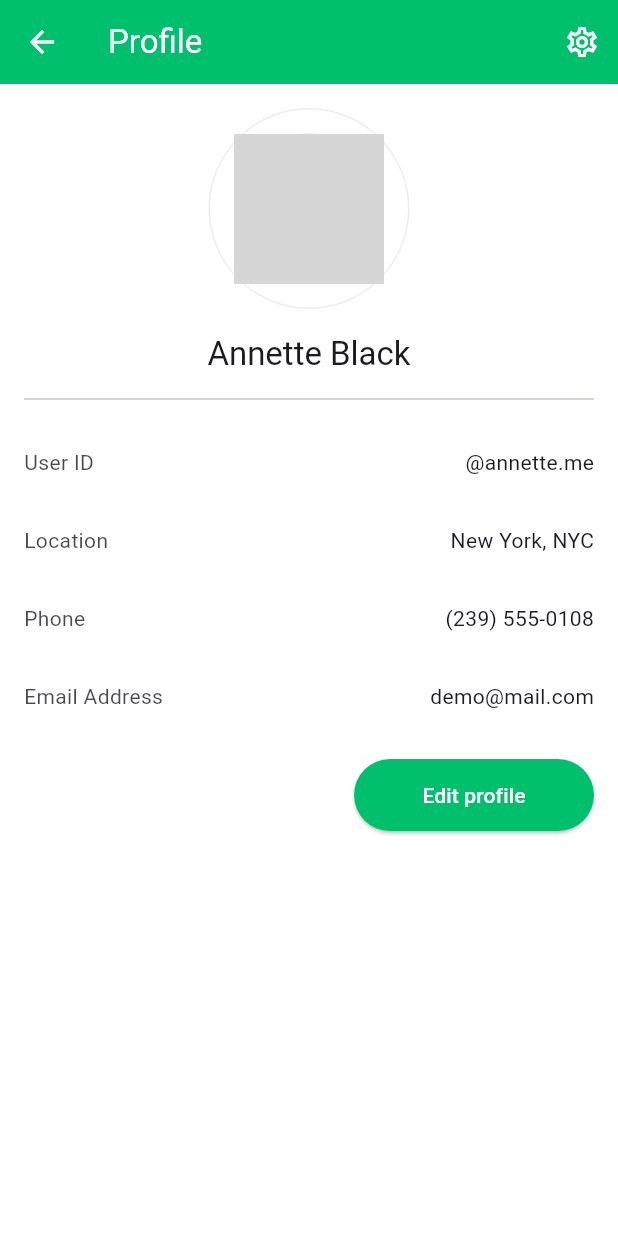
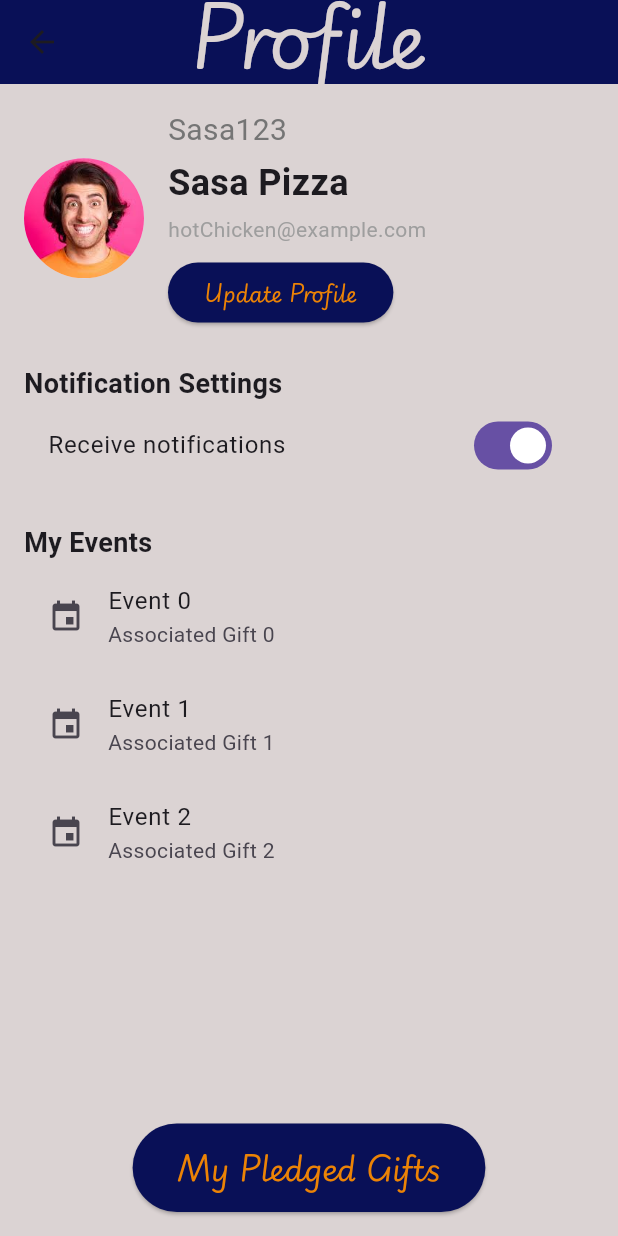
Before and after one commit to Sasa-Indeed/MobileDev_Project-Assessment, a Flutter app: the ProfileScreen screen opened by its route, on a phone screen of 412 x 824 dp. Run offline on Flutter 3.47's test engine with Material 3 defaults, Android fonts, the phone set to English and light mode, and no system bars; missing offline and left inert: circular_menu; grey boxes are pictures that could not be loaded.

Commit message:
Added profile and update profile pages

```diff
--- a/Hedieaty_APP/lib/main.dart
+++ b/Hedieaty_APP/lib/main.dart
@@ -9,7 +9,7 @@ void main() {
   runApp(
       MaterialApp(
         title: "Hedieaty",
-        home:  EventListPage(),
+        home:  ProfileScreen(),
         routes: {
           "/Home" : (context) => HomeScreen(),
           "/ProfilePage": (context) => ProfileScreen(),
--- a/Hedieaty_APP/lib/pages/gift_page.dart
+++ b/Hedieaty_APP/lib/pages/gift_page.dart
@@ -18,13 +18,9 @@ class Gift {
   });
 }
 
-void main() {
-  runApp(MaterialApp(
-    home: GiftListPage(),
-  ));
-}
+class GiftListPage extends StatefulWidget {
+  const GiftListPage({super.key});
 
-class GiftListPage extends StatefulWidget {
   @override
   _GiftListPageState createState() => _GiftListPageState();
 }
--- a/Hedieaty_APP/lib/pages/profile_page.dart
+++ b/Hedieaty_APP/lib/pages/profile_page.dart
@@ -1,65 +1,150 @@
 import 'package:flutter/material.dart';
+import 'package:hedieaty_app/custom_widgets/colors.dart';
+import 'update_profile_page.dart';
 
-class ProfileScreen extends StatelessWidget {
+class ProfileScreen extends StatefulWidget {
   const ProfileScreen({super.key});
+
+  @override
+  _ProfileScreen createState() => _ProfileScreen();
+}
+
+class _ProfileScreen extends State<ProfileScreen> {
+  // Replace with actual user data retrieval
+  final String username = "Sasa123";
+  final String firstName = "Sasa";
+  final String lastName = "Pizza";
+  final String email = "hotChicken@example.com";
+  bool _notification = true;
 
   @override
   Widget build(BuildContext context) {
     return Scaffold(
-      backgroundColor: Colors.white,
+      backgroundColor: MyColors.gray,
       appBar: AppBar(
-        centerTitle: false,
-        elevation: 0,
-        backgroundColor: const Color(0xFF00BF6D),
-        foregroundColor: Colors.white,
-        title: const Text("Profile"),
-        actions: [
-          IconButton(
-            icon: const Icon(Icons.settings_outlined),
-            onPressed: () {},
-          )
-        ],
-      ),
-      body: SingleChildScrollView(
-        padding: const EdgeInsets.symmetric(horizontal: 16.0),
+          title: const Padding(
+              padding: EdgeInsets.fromLTRB(0, 0, 0, 10),
+              child: Text(
+                "Profile",
+                style: TextStyle(
+                  color: MyColors.gray,
+                  fontFamily: "playWrite",
+                  fontSize: 50,
+                ),
+              ),
+          ),
+          centerTitle: true,
+          backgroundColor: MyColors.navy,
+        ),
+      body: Padding(
+        padding: const EdgeInsets.all(16.0),
         child: Column(
+          crossAxisAlignment: CrossAxisAlignment.start,
           children: [
-            const ProfilePic(image: "https://i.postimg.cc/cCsYDjvj/user-2.png"),
+            // Profile Section
+            Row(
+              children: [
+                CircleAvatar(
+                  radius: 40,
+                  backgroundImage: AssetImage('asset/man.jpg'),
+                ),
+                SizedBox(width: 16),
+                Column(
+                  crossAxisAlignment: CrossAxisAlignment.start,
+                  children: [
+                    Text(
+                      username,
+                      style: TextStyle(fontSize: 20, color: Colors.grey[600]),
+                    ),
+                    SizedBox(height: 4),
+                    Text(
+                      "$firstName $lastName",
+                      style: TextStyle(fontSize: 24, fontWeight: FontWeight.bold),
+                    ),
+                    SizedBox(height: 4),
+                    Text(email, style: TextStyle(color: Colors.grey)),
+                    SizedBox(height: 8),
+                    ElevatedButton(
+                        style: ElevatedButton.styleFrom(
+                          backgroundColor: MyColors.navy,
+                        ),
+                      onPressed: () {
+                        // Uncomment to navigate to update page
+                        Navigator.push(
+                          context,
+                          MaterialPageRoute(builder: (context) => UpdateProfilePage(
+                              firstName: firstName,
+                              lastName: lastName,
+                              email: email,
+                            )
+                          ),
+                        );
+                      },
+                      child: const Text(
+                          "Update Profile",
+                          style: TextStyle(
+                            fontFamily: "playWrite",
+                            color: MyColors.orange,
+                          )
+                      ),
+                    ),
+                  ],
+                ),
+              ],
+            ),
+            SizedBox(height: 24),
+
+            // Notification Settings
             Text(
-              "Annette Black",
-              style: Theme.of(context).textTheme.titleLarge,
+              "Notification Settings",
+              style: TextStyle(fontSize: 18, fontWeight: FontWeight.bold),
             ),
-            const Divider(height: 16.0 * 2),
-            const Info(
-              infoKey: "User ID",
-              info: "@annette.me",
+            SwitchListTile(
+              title: Text("Receive notifications"),
+              value: _notification,
+              onChanged: (bool value) {
+                setState(() {
+                  _notification = value;
+                });
+              },
             ),
-            const Info(
-              infoKey: "Location",
-              info: "New York, NYC",
+            SizedBox(height: 24),
+
+            // Events Section
+            Text(
+              "My Events",
+              style: TextStyle(fontSize: 18, fontWeight: FontWeight.bold),
             ),
-            const Info(
-              infoKey: "Phone",
-              info: "(239) 555-0108",
+            Expanded(
+              child: ListView.builder(
+                itemCount: 3, // Replace with actual list count
+                itemBuilder: (context, index) {
+                  return ListTile(
+                    title: Text("Event $index"),
+                    subtitle: Text("Associated Gift $index"),
+                    leading: Icon(Icons.event),
+                  );
+                },
+              ),
             ),
-            const Info(
-              infoKey: "Email Address",
-              info: "demo@mail.com",
-            ),
-            const SizedBox(height: 16.0),
-            Align(
-              alignment: Alignment.centerRight,
-              child: SizedBox(
-                width: 160,
-                child: ElevatedButton(
-                  style: ElevatedButton.styleFrom(
-                    backgroundColor: const Color(0xFF00BF6D),
-                    foregroundColor: Colors.white,
-                    minimumSize: const Size(double.infinity, 48),
-                    shape: const StadiumBorder(),
-                  ),
-                  onPressed: () {},
-                  child: const Text("Edit profile"),
+            SizedBox(height: 16),
+
+            // Pledged Gifts Button
+            Center(
+              child: ElevatedButton(
+                style: ElevatedButton.styleFrom(
+                  backgroundColor: MyColors.navy,
+                  padding: EdgeInsets.symmetric(horizontal: 30, vertical: 15),
+                ),
+                onPressed: () {
+                  // Add routing logic here for pledged gifts
+                },
+                child: const Text("My Pledged Gifts",
+                  style: TextStyle(
+                    fontSize: 20,
+                    fontFamily: "playWrite",
+                    color: MyColors.orange,
+                  )
                 ),
               ),
             ),
@@ -69,85 +154,3 @@ class ProfileScreen extends StatelessWidget {
     );
   }
 }
-
-class ProfilePic extends StatelessWidget {
-  const ProfilePic({
-    super.key,
-    required this.image,
-    this.isShowPhotoUpload = false,
-    this.imageUploadBtnPress,
-  });
-
-  final String image;
-  final bool isShowPhotoUpload;
-  final VoidCallback? imageUploadBtnPress;
-
-  @override
-  Widget build(BuildContext context) {
-    return Container(
-      padding: const EdgeInsets.all(16.0),
-      margin: const EdgeInsets.symmetric(vertical: 16.0),
-      decoration: BoxDecoration(
-        shape: BoxShape.circle,
-        border: Border.all(
-          color:
-          Theme.of(context).textTheme.bodyLarge!.color!.withOpacity(0.08),
-        ),
-      ),
-      child: Stack(
-        alignment: Alignment.bottomRight,
-        children: [
-          CircleAvatar(
-            radius: 50,
-            backgroundImage: NetworkImage(image),
-          ),
-          InkWell(
-            onTap: imageUploadBtnPress,
-            child: CircleAvatar(
-              radius: 13,
-              backgroundColor: Theme.of(context).primaryColor,
-              child: const Icon(
-                Icons.add,
-                color: Colors.white,
-                size: 20,
-              ),
-            ),
-          )
-        ],
-      ),
-    );
-  }
-}
-
-class Info extends StatelessWidget {
-  const Info({
-    super.key,
-    required this.infoKey,
-    required this.info,
-  });
-
-  final String infoKey, info;
-
-  @override
-  Widget build(BuildContext context) {
-    return Padding(
-      padding: const EdgeInsets.symmetric(vertical: 16.0),
-      child: Row(
-        mainAxisAlignment: MainAxisAlignment.spaceBetween,
-        children: [
-          Text(
-            infoKey,
-            style: TextStyle(
-              color: Theme.of(context)
-                  .textTheme
-                  .bodyLarge!
-                  .color!
-                  .withOpacity(0.8),
-            ),
-          ),
-          Text(info),
-        ],
-      ),
-    );
-  }
-}
--- /dev/null
+++ b/Hedieaty_APP/lib/pages/update_profile_page.dart
@@ -0,0 +1,60 @@
+import 'package:flutter/material.dart';
+
+
+class UpdateProfilePage extends StatelessWidget {
+  final TextEditingController firstNameController;
+  final TextEditingController lastNameController;
+  final TextEditingController emailController;
+
+  UpdateProfilePage({required String firstName, required String lastName, required String email})
+      : firstNameController = TextEditingController(text: firstName),
+        lastNameController = TextEditingController(text: lastName),
+        emailController = TextEditingController(text: email);
+
+  @override
+  Widget build(BuildContext context) {
+    return Scaffold(
+      appBar: AppBar(
+        title: Text("Update Profile"),
+      ),
+      body: Padding(
+        padding: const EdgeInsets.all(16.0),
+        child: Column(
+          children: [
+            TextField(
+              controller: firstNameController,
+              decoration: InputDecoration(labelText: "First Name"),
+            ),
+            TextField(
+              controller: lastNameController,
+              decoration: InputDecoration(labelText: "Last Name"),
+            ),
+            TextField(
+              controller: emailController,
+              decoration: InputDecoration(labelText: "Email"),
+            ),
+            SizedBox(height: 24),
+            Row(
+              mainAxisAlignment: MainAxisAlignment.spaceEvenly,
+              children: [
+                ElevatedButton(
+                  onPressed: () {
+                    // Save profile logic
+                    Navigator.pop(context);
+                  },
+                  child: Text("Save"),
+                ),
+                OutlinedButton(
+                  onPressed: () {
+                    Navigator.pop(context);
+                  },
+                  child: Text("Cancel"),
+                ),
+              ],
+            ),
+          ],
+        ),
+      ),
+    );
+  }
+}
```
